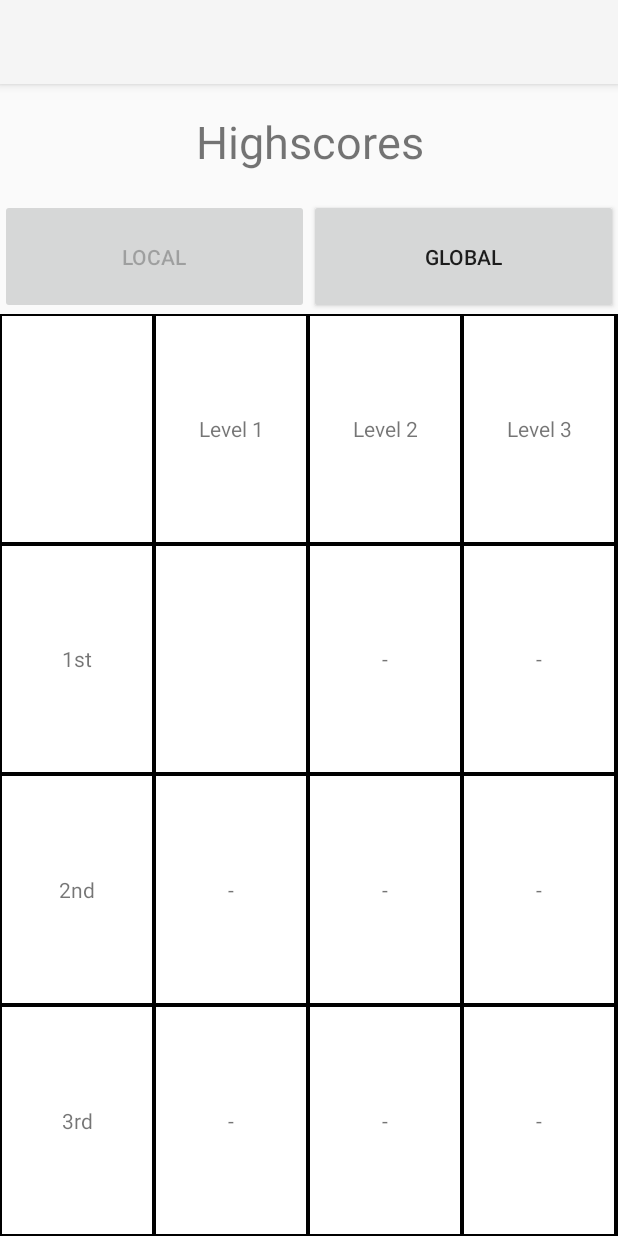
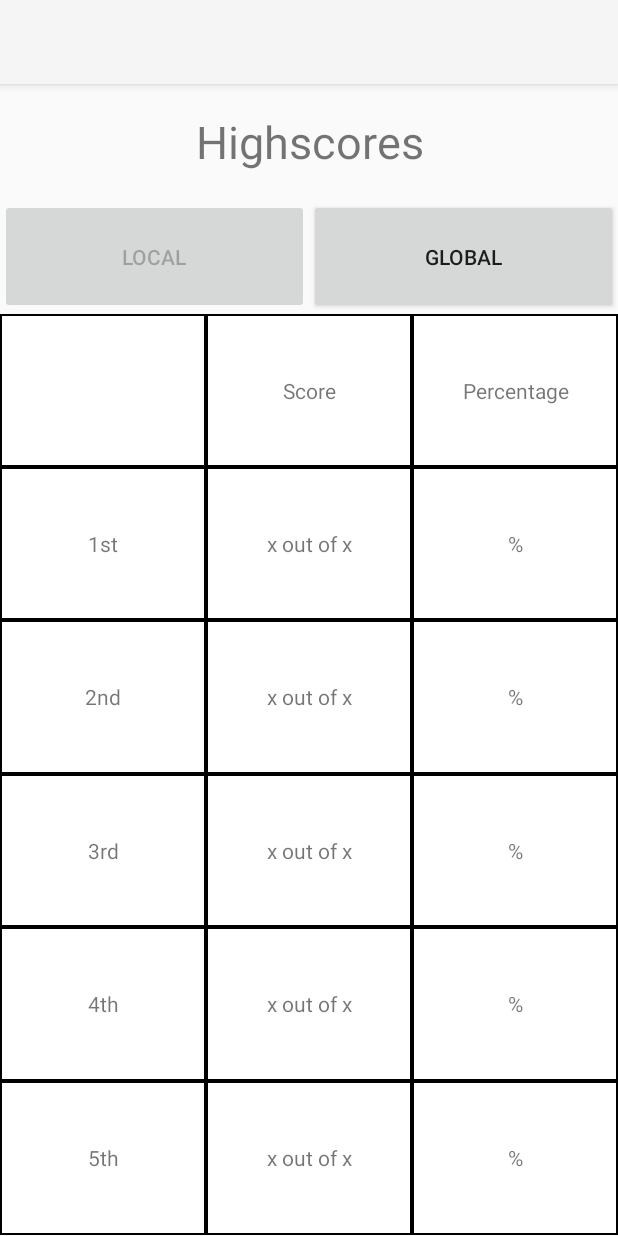
Before and after one commit to rubenbaskaran/BrainSpeedBoostApp, an Android app: the HighscoreActivity screen opened directly, with no data from a screen before it, on a phone screen of 412 x 824 dp. Run offline under Robolectric (Android 15) with nearby library versions, the phone set to English and light mode, and no system bars; 7 statements that could not run were skipped.

Commit message:
Implemented top 5 highscore display

```diff
--- a/app/src/main/java/rubenbaskaran/com/brainchallenge/Data/Managers/LocalDatabaseManager.java
+++ b/app/src/main/java/rubenbaskaran/com/brainchallenge/Data/Managers/LocalDatabaseManager.java
@@ -101,10 +101,10 @@ public class LocalDatabaseManager extends SQLiteOpenHelper
         onCreate(db);
     }
 
-    public void SaveNewScore(Score score)
+    public boolean SaveNewScore(Score score)
     {
         ArrayList<Score> highscoreList = GetLocalHighscores(score.GameType);
-        boolean listIsFull = highscoreList.size() >= 10;
+        boolean listIsFull = highscoreList.size() >= 5;
 
         if (listIsFull)
         {
@@ -112,7 +112,7 @@ public class LocalDatabaseManager extends SQLiteOpenHelper
             if (!ValidateHighscore(score, highscoreList))
             {
                 Log.e("SaveNewScore", "Not a new highscore - Returning!");
-                return;
+                return false;
             }
             Log.e("SaveNewScore", "New highscore!");
         }
@@ -175,7 +175,7 @@ public class LocalDatabaseManager extends SQLiteOpenHelper
         }
         else
         {
-            Log.e("SaveNewScore", "List has less than 10 rows. No need to delete existing ones!");
+            Log.e("SaveNewScore", "List has less than 5 rows. No need to delete existing ones!");
         }
 
         long returnValue = db.insert(table, null, values);
@@ -184,6 +184,8 @@ public class LocalDatabaseManager extends SQLiteOpenHelper
         {
             Log.e("Error", "Couldn't save record to local database");
         }
+
+        return true;
     }
 
     private boolean ValidateHighscore(Score newScore, ArrayList<Score> oldScores)
--- a/app/src/main/java/rubenbaskaran/com/brainchallenge/GameCategories/NumbersGameActivity.java
+++ b/app/src/main/java/rubenbaskaran/com/brainchallenge/GameCategories/NumbersGameActivity.java
@@ -15,7 +15,6 @@ import java.util.Random;
 import java.util.Timer;
 import java.util.TimerTask;
 
-import rubenbaskaran.com.brainchallenge.Data.Contracts.DatabaseContract;
 import rubenbaskaran.com.brainchallenge.Data.Managers.LocalDatabaseManager;
 import rubenbaskaran.com.brainchallenge.Enums.GameTypes;
 import rubenbaskaran.com.brainchallenge.Highscore.HighscoreActivity;
@@ -42,8 +41,7 @@ public class NumbersGameActivity extends AppCompatActivity
         super.onCreate(savedInstanceState);
         setContentView(R.layout.activity_numbers_game);
 
-        GameTypes clickedNumbersGame = (GameTypes)getIntent().getSerializableExtra("gametype");
-        gameType = clickedNumbersGame;
+        gameType = (GameTypes) getIntent().getSerializableExtra("gametype");
 
         scoreTextView = findViewById(R.id.scoreTextView);
         equationTextView = findViewById(R.id.equationTextView);
@@ -146,10 +144,15 @@ public class NumbersGameActivity extends AppCompatActivity
                     @Override
                     public void onClick(DialogInterface dialog, int which)
                     {
-                        SaveScore();
+                        boolean newHighscore = false;
+                        if (SaveScore())
+                        {
+                            newHighscore = true;
+                        }
                         finish();
                         Intent i = new Intent(getApplicationContext(), HighscoreActivity.class);
                         i.putExtra("gametype", gameType);
+                        i.putExtra("newhighscore", newHighscore);
                         startActivity(i);
                     }
                 })
@@ -165,7 +168,7 @@ public class NumbersGameActivity extends AppCompatActivity
                 .show();
     }
 
-    private void SaveScore()
+    private boolean SaveScore()
     {
         Score score = new Score();
 
@@ -190,7 +193,7 @@ public class NumbersGameActivity extends AppCompatActivity
         score.Percentage = Double.valueOf(decimalFormat.format((((double) answeredCorrectly) / questionsAnswered) * 100));
 
         LocalDatabaseManager localDatabaseManager = new LocalDatabaseManager(getApplicationContext());
-        localDatabaseManager.SaveNewScore(score);
+        return localDatabaseManager.SaveNewScore(score);
     }
 
     public String SetResultComment()
--- a/app/src/main/java/rubenbaskaran/com/brainchallenge/Highscore/HighscoreActivity.java
+++ b/app/src/main/java/rubenbaskaran/com/brainchallenge/Highscore/HighscoreActivity.java
@@ -3,10 +3,12 @@ package rubenbaskaran.com.brainchallenge.Highscore;
 import android.app.FragmentManager;
 import android.app.FragmentTransaction;
 import android.content.Context;
+import android.content.Intent;
 import android.os.Bundle;
 import android.support.v7.app.AppCompatActivity;
 import android.view.View;
 import android.widget.Button;
+import android.widget.Toast;
 
 import rubenbaskaran.com.brainchallenge.Enums.GameTypes;
 import rubenbaskaran.com.brainchallenge.R;
@@ -26,7 +28,9 @@ public class HighscoreActivity extends AppCompatActivity
         setContentView(R.layout.activity_highscore);
         context = getApplicationContext();
 
-        GameTypes gameTypes = (GameTypes)getIntent().getSerializableExtra("gametype");
+        Intent receivedIntent = getIntent();
+        GameTypes gameTypes = (GameTypes) receivedIntent.getSerializableExtra("gametype");
+        Boolean newHighscore = receivedIntent.getBooleanExtra("newhighscore", false);
 
         ShowLocalHighscoreButton = findViewById(R.id.ShowLocalHighscoreButton);
         ShowGlobalHighscoreButton = findViewById(R.id.ShowGlobalHighscoreButton);
@@ -40,6 +44,11 @@ public class HighscoreActivity extends AppCompatActivity
         FragmentTransaction fragmentTransaction = fragmentManager.beginTransaction();
         fragmentTransaction.add(R.id.fragmentContainer, localHighscoreFragment, null);
         fragmentTransaction.commit();
+
+        if (newHighscore)
+        {
+            Toast.makeText(getApplicationContext(), "Congratulations! New highscore!", Toast.LENGTH_LONG).show();
+        }
     }
 
 
--- a/app/src/main/java/rubenbaskaran/com/brainchallenge/Highscore/LocalHighscoreFragment.java
+++ b/app/src/main/java/rubenbaskaran/com/brainchallenge/Highscore/LocalHighscoreFragment.java
@@ -17,9 +17,16 @@ import rubenbaskaran.com.brainchallenge.R;
 
 public class LocalHighscoreFragment extends Fragment
 {
-    TextView LevelOneFirstScore;
-    TextView LevelTwoFirstScore;
-    TextView LevelThreeFirstScore;
+    TextView firstPlaceScore;
+    TextView firstPlacePercentage;
+    TextView secondPlaceScore;
+    TextView secondPlacePercentage;
+    TextView thirdPlaceScore;
+    TextView thirdPlacePercentage;
+    TextView fourthPlaceScore;
+    TextView fourthPlacePercentage;
+    TextView fifthPlaceScore;
+    TextView fifthPlacePercentage;
     GameTypes gameType;
 
     public void setGameType(GameTypes gameType)
@@ -36,9 +43,16 @@ public class LocalHighscoreFragment extends Fragment
     {
         View view = inflater.inflate(R.layout.fragment_local_highscore, container, false);
 
-        LevelOneFirstScore = view.findViewById(R.id.LevelOneFirstScore);
-        LevelTwoFirstScore = view.findViewById(R.id.LevelTwoFirstScore);
-        LevelThreeFirstScore = view.findViewById(R.id.LevelThreeFirstScore);
+        firstPlaceScore = view.findViewById(R.id.FirstPlaceScore);
+        firstPlacePercentage = view.findViewById(R.id.FirstPlacePercentage);
+        secondPlaceScore = view.findViewById(R.id.SecondPlaceScore);
+        secondPlacePercentage = view.findViewById(R.id.SecondPlacePercentage);
+        thirdPlaceScore = view.findViewById(R.id.ThirdPlaceScore);
+        thirdPlacePercentage = view.findViewById(R.id.ThirdPlacePercentage);
+        fourthPlaceScore = view.findViewById(R.id.FourthPlaceScore);
+        fourthPlacePercentage = view.findViewById(R.id.FourthPlacePercentage);
+        fifthPlaceScore = view.findViewById(R.id.FifthPlaceScore);
+        fifthPlacePercentage = view.findViewById(R.id.FifthPlacePercentage);
 
         LocalDatabaseManager localDatabaseManager = new LocalDatabaseManager(HighscoreActivity.context);
         ShowScore(localDatabaseManager.GetLocalHighscores(gameType));
@@ -48,15 +62,46 @@ public class LocalHighscoreFragment extends Fragment
 
     public void ShowScore(ArrayList<Score> highscores)
     {
-        if(highscores.size() == 0)
+        if (highscores.size() == 0)
         {
-            Toast.makeText(HighscoreActivity.context, "Highscore list is emtpy", Toast.LENGTH_SHORT ).show();
+            Toast.makeText(HighscoreActivity.context, "Highscore list is emtpy", Toast.LENGTH_SHORT).show();
             return;
         }
 
-        Score score = highscores.get(highscores.size() - 1);
-
-        String output1 = score.AnsweredCorrectly + " out of " + score.Answered;
-        LevelOneFirstScore.setText(output1);
+        if (highscores.get(4) != null)
+        {
+            Score score = highscores.get(4);
+            String text = score.AnsweredCorrectly + " out of " + score.Answered;
+            firstPlaceScore.setText(text);
+            firstPlacePercentage.setText(String.valueOf(score.Percentage));
+        }
+        if (highscores.get(3) != null)
+        {
+            Score score = highscores.get(3);
+            String text = score.AnsweredCorrectly + " out of " + score.Answered;
+            secondPlaceScore.setText(text);
+            secondPlacePercentage.setText(String.valueOf(score.Percentage));
+        }
+        if (highscores.get(2) != null)
+        {
+            Score score = highscores.get(2);
+            String text = score.AnsweredCorrectly + " out of " + score.Answered;
+            thirdPlaceScore.setText(text);
+            thirdPlacePercentage.setText(String.valueOf(score.Percentage));
+        }
+        if (highscores.get(1) != null)
+        {
+            Score score = highscores.get(1);
+            String text = score.AnsweredCorrectly + " out of " + score.Answered;
+            fourthPlaceScore.setText(text);
+            fourthPlacePercentage.setText(String.valueOf(score.Percentage));
+        }
+        if (highscores.get(0) != null)
+        {
+            Score score = highscores.get(0);
+            String text = score.AnsweredCorrectly + " out of " + score.Answered;
+            fifthPlaceScore.setText(text);
+            fifthPlacePercentage.setText(String.valueOf(score.Percentage));
+        }
     }
 }
--- a/app/src/main/res/layout/fragment_local_highscore.xml
+++ b/app/src/main/res/layout/fragment_local_highscore.xml
@@ -8,12 +8,12 @@
         android:layout_width="match_parent"
         android:layout_height="match_parent"
         android:stretchColumns="*"
-        android:weightSum="1">
+        android:weightSum="1.2">
 
         <TableRow
             android:layout_width="match_parent"
             android:layout_height="0dp"
-            android:layout_weight="0.25"
+            android:layout_weight="0.20"
             android:background="@drawable/table_cell_border">
 
             <TextView
@@ -28,27 +28,20 @@
                 android:layout_height="match_parent"
                 android:background="@drawable/table_cell_border"
                 android:gravity="center"
-                android:text="Level 1"/>
+                android:text="Score"/>
 
             <TextView
                 android:layout_width="0dp"
                 android:layout_height="match_parent"
                 android:background="@drawable/table_cell_border"
                 android:gravity="center"
-                android:text="Level 2"/>
-
-            <TextView
-                android:layout_width="0dp"
-                android:layout_height="match_parent"
-                android:background="@drawable/table_cell_border"
-                android:gravity="center"
-                android:text="Level 3"/>
+                android:text="Percentage"/>
         </TableRow>
 
         <TableRow
             android:layout_width="match_parent"
             android:layout_height="0dp"
-            android:layout_weight="0.25"
+            android:layout_weight="0.20"
             android:background="@drawable/table_cell_border">
 
             <TextView
@@ -59,34 +52,26 @@
                 android:text="1st"/>
 
             <TextView
-                android:id="@+id/LevelOneFirstScore"
+                android:id="@+id/FirstPlaceScore"
                 android:layout_width="0dp"
                 android:layout_height="match_parent"
                 android:background="@drawable/table_cell_border"
                 android:gravity="center"
-                android:text="-"/>
+                android:text="x out of x"/>
 
             <TextView
-                android:id="@+id/LevelTwoFirstScore"
+                android:id="@+id/FirstPlacePercentage"
                 android:layout_width="0dp"
                 android:layout_height="match_parent"
                 android:background="@drawable/table_cell_border"
                 android:gravity="center"
-                android:text="-"/>
-
-            <TextView
-                android:id="@+id/LevelThreeFirstScore"
-                android:layout_width="0dp"
-                android:layout_height="match_parent"
-                android:background="@drawable/table_cell_border"
-                android:gravity="center"
-                android:text="-"/>
+                android:text="%"/>
         </TableRow>
 
         <TableRow
             android:layout_width="match_parent"
             android:layout_height="0dp"
-            android:layout_weight="0.25"
+            android:layout_weight="0.20"
             android:background="@drawable/table_cell_border">
 
             <TextView
@@ -97,34 +82,26 @@
                 android:text="2nd"/>
 
             <TextView
-                android:id="@+id/LevelOneSecondScore"
+                android:id="@+id/SecondPlaceScore"
                 android:layout_width="0dp"
                 android:layout_height="match_parent"
                 android:background="@drawable/table_cell_border"
                 android:gravity="center"
-                android:text="-"/>
+                android:text="x out of x"/>
 
             <TextView
-                android:id="@+id/LevelTwoSecondScore"
+                android:id="@+id/SecondPlacePercentage"
                 android:layout_width="0dp"
                 android:layout_height="match_parent"
                 android:background="@drawable/table_cell_border"
                 android:gravity="center"
-                android:text="-"/>
-
-            <TextView
-                android:id="@+id/LevelThreeSecondScore"
-                android:layout_width="0dp"
-                android:layout_height="match_parent"
-                android:background="@drawable/table_cell_border"
-                android:gravity="center"
-                android:text="-"/>
+                android:text="%"/>
         </TableRow>
 
         <TableRow
             android:layout_width="match_parent"
             android:layout_height="0dp"
-            android:layout_weight="0.25"
+            android:layout_weight="0.20"
             android:background="@drawable/table_cell_border">
 
             <TextView
@@ -135,28 +112,80 @@
                 android:text="3rd"/>
 
             <TextView
-                android:id="@+id/LevelOneThirdScore"
+                android:id="@+id/ThirdPlaceScore"
                 android:layout_width="0dp"
                 android:layout_height="match_parent"
                 android:background="@drawable/table_cell_border"
                 android:gravity="center"
-                android:text="-"/>
+                android:text="x out of x"/>
 
             <TextView
-                android:id="@+id/LevelTwoThirdScore"
+                android:id="@+id/ThirdPlacePercentage"
                 android:layout_width="0dp"
                 android:layout_height="match_parent"
                 android:background="@drawable/table_cell_border"
                 android:gravity="center"
-                android:text="-"/>
+                android:text="%"/>
+        </TableRow>
+
+        <TableRow
+            android:layout_width="match_parent"
+            android:layout_height="0dp"
+            android:layout_weight="0.20"
+            android:background="@drawable/table_cell_border">
 
             <TextView
-                android:id="@+id/LevelThreeThirdScore"
                 android:layout_width="0dp"
                 android:layout_height="match_parent"
                 android:background="@drawable/table_cell_border"
                 android:gravity="center"
-                android:text="-"/>
+                android:text="4th"/>
+
+            <TextView
+                android:id="@+id/FourthPlaceScore"
+                android:layout_width="0dp"
+                android:layout_height="match_parent"
+                android:background="@drawable/table_cell_border"
+                android:gravity="center"
+                android:text="x out of x"/>
+
+            <TextView
+                android:id="@+id/FourthPlacePercentage"
+                android:layout_width="0dp"
+                android:layout_height="match_parent"
+                android:background="@drawable/table_cell_border"
+                android:gravity="center"
+                android:text="%"/>
+        </TableRow>
+
+        <TableRow
+            android:layout_width="match_parent"
+            android:layout_height="0dp"
+            android:layout_weight="0.20"
+            android:background="@drawable/table_cell_border">
+
+            <TextView
+                android:layout_width="0dp"
+                android:layout_height="match_parent"
+                android:background="@drawable/table_cell_border"
+                android:gravity="center"
+                android:text="5th"/>
+
+            <TextView
+                android:id="@+id/FifthPlaceScore"
+                android:layout_width="0dp"
+                android:layout_height="match_parent"
+                android:background="@drawable/table_cell_border"
+                android:gravity="center"
+                android:text="x out of x"/>
+
+            <TextView
+                android:id="@+id/FifthPlacePercentage"
+                android:layout_width="0dp"
+                android:layout_height="match_parent"
+                android:background="@drawable/table_cell_border"
+                android:gravity="center"
+                android:text="%"/>
         </TableRow>
     </TableLayout>
 </FrameLayout>
```
